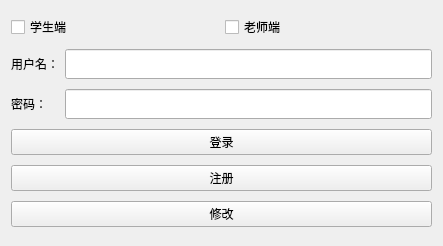
tsbraw/Mathlab, file Mathlab/MathLabLoginWidget.ui: the form before one commit.
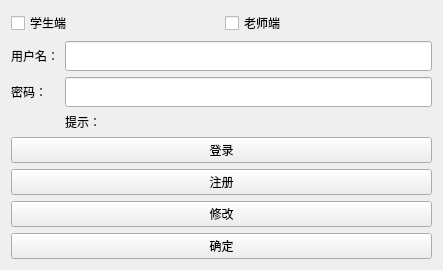
The form after the commit.

Commit message: 登录界面功能完善

```diff
--- a/Mathlab/MathLabLoginWidget.ui
+++ b/Mathlab/MathLabLoginWidget.ui
@@ -13,68 +13,8 @@
   <property name="windowTitle">
    <string>MathLabLoginWidget</string>
   </property>
-  <layout class="QGridLayout" name="gridLayout" rowstretch="0,1,1,0,0,0">
-   <item row="1" column="0">
-    <widget class="QLabel" name="label">
-     <property name="minimumSize">
-      <size>
-       <width>0</width>
-       <height>30</height>
-      </size>
-     </property>
-     <property name="text">
-      <string>用户名：</string>
-     </property>
-    </widget>
-   </item>
-   <item row="1" column="1">
-    <widget class="QLineEdit" name="lineEdit_Name">
-     <property name="minimumSize">
-      <size>
-       <width>0</width>
-       <height>30</height>
-      </size>
-     </property>
-    </widget>
-   </item>
-   <item row="2" column="0">
-    <widget class="QLabel" name="label_2">
-     <property name="minimumSize">
-      <size>
-       <width>0</width>
-       <height>30</height>
-      </size>
-     </property>
-     <property name="text">
-      <string>密码：</string>
-     </property>
-    </widget>
-   </item>
-   <item row="2" column="1">
-    <widget class="QLineEdit" name="lineEdit_Password">
-     <property name="minimumSize">
-      <size>
-       <width>0</width>
-       <height>30</height>
-      </size>
-     </property>
-    </widget>
-   </item>
-   <item row="3" column="0" colspan="2">
-    <widget class="QPushButton" name="pushButton_login">
-     <property name="text">
-      <string>登录</string>
-     </property>
-    </widget>
-   </item>
-   <item row="4" column="0" colspan="2">
-    <widget class="QPushButton" name="pushButton_register">
-     <property name="text">
-      <string>注册</string>
-     </property>
-    </widget>
-   </item>
-   <item row="5" column="0" colspan="2">
+  <layout class="QGridLayout" name="gridLayout" rowstretch="0,1,1,0,0,0,0,0,0,0">
+   <item row="8" column="0" colspan="2">
     <widget class="QPushButton" name="pushButton_edit">
      <property name="text">
       <string>修改</string>
@@ -99,6 +39,80 @@
      </item>
     </layout>
    </item>
+   <item row="5" column="1">
+    <widget class="QLabel" name="label_note">
+     <property name="text">
+      <string>提示：</string>
+     </property>
+    </widget>
+   </item>
+   <item row="1" column="1">
+    <widget class="QLineEdit" name="lineEdit_Name">
+     <property name="minimumSize">
+      <size>
+       <width>0</width>
+       <height>30</height>
+      </size>
+     </property>
+    </widget>
+   </item>
+   <item row="2" column="0">
+    <widget class="QLabel" name="label_2">
+     <property name="minimumSize">
+      <size>
+       <width>0</width>
+       <height>30</height>
+      </size>
+     </property>
+     <property name="text">
+      <string>密码：</string>
+     </property>
+    </widget>
+   </item>
+   <item row="6" column="0" colspan="2">
+    <widget class="QPushButton" name="pushButton_login">
+     <property name="text">
+      <string>登录</string>
+     </property>
+    </widget>
+   </item>
+   <item row="1" column="0">
+    <widget class="QLabel" name="label">
+     <property name="minimumSize">
+      <size>
+       <width>0</width>
+       <height>30</height>
+      </size>
+     </property>
+     <property name="text">
+      <string>用户名：</string>
+     </property>
+    </widget>
+   </item>
+   <item row="2" column="1">
+    <widget class="QLineEdit" name="lineEdit_Password">
+     <property name="minimumSize">
+      <size>
+       <width>0</width>
+       <height>30</height>
+      </size>
+     </property>
+    </widget>
+   </item>
+   <item row="7" column="0" colspan="2">
+    <widget class="QPushButton" name="pushButton_register">
+     <property name="text">
+      <string>注册</string>
+     </property>
+    </widget>
+   </item>
+   <item row="9" column="0" colspan="2">
+    <widget class="QPushButton" name="pushButton_Yes">
+     <property name="text">
+      <string>确定</string>
+     </property>
+    </widget>
+   </item>
   </layout>
  </widget>
  <layoutdefault spacing="6" margin="11"/>
```
The commit also changes 10 other files.
